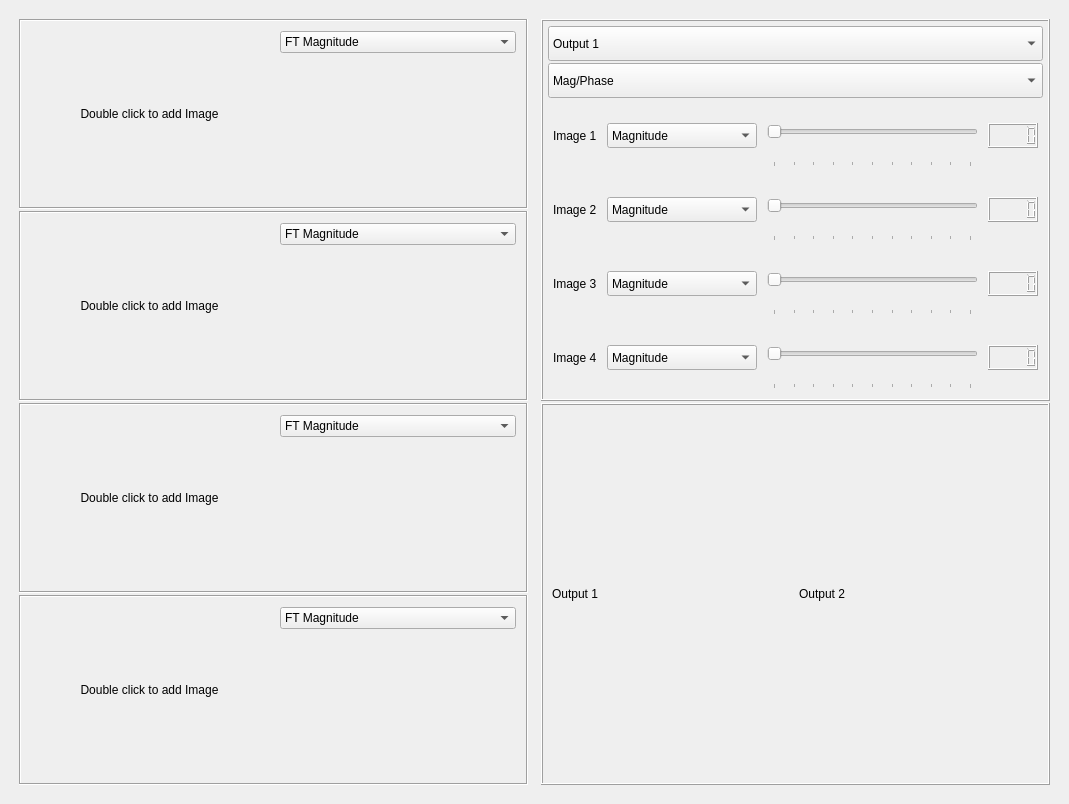
First picture: the form in task4.ui, repository OmarAtef0/Fourier-Transform-Mixer, before the edit.
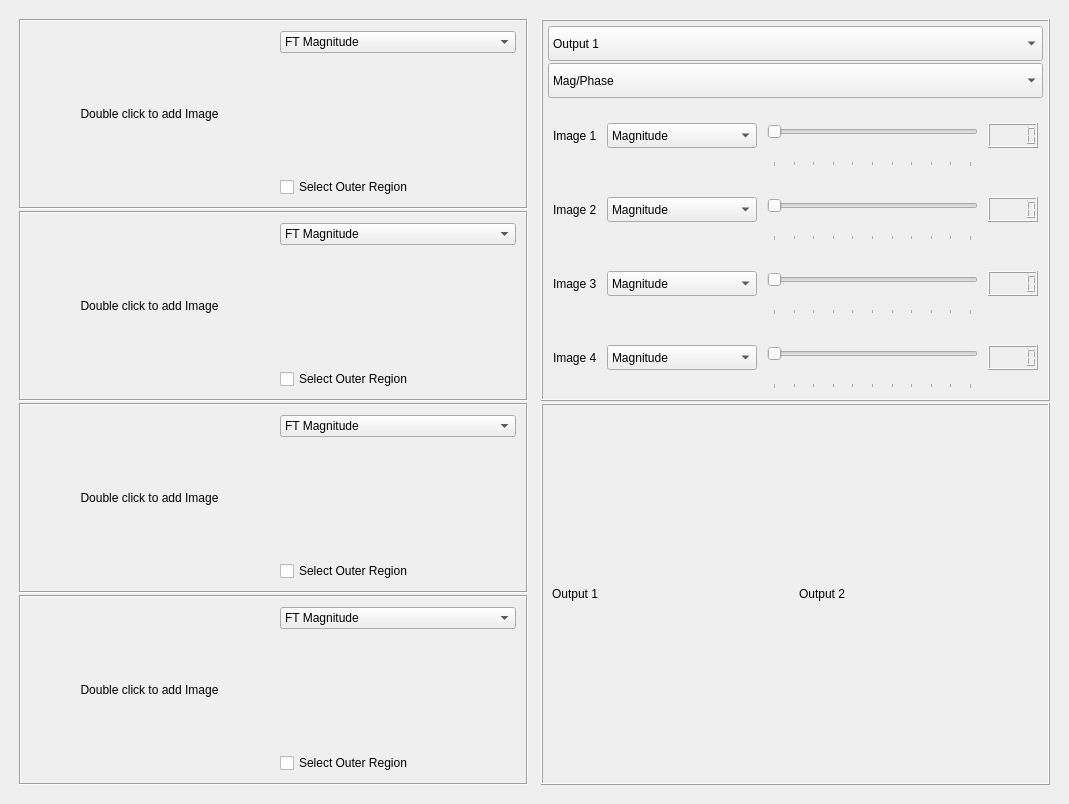
Second picture: the form after the edit. Custom widgets are drawn as their Qt base class.

The edit to the form file:
```diff
--- a/task4.ui
+++ b/task4.ui
@@ -198,6 +198,13 @@
                 <item>
                  <widget class="GraphicsLayoutWidget" name="spectrum_1" native="true"/>
                 </item>
+                <item>
+                 <widget class="QCheckBox" name="checkBox">
+                  <property name="text">
+                   <string>Select Outer Region</string>
+                  </property>
+                 </widget>
+                </item>
                </layout>
               </widget>
              </item>
@@ -311,6 +318,13 @@
                 <item>
                  <widget class="GraphicsLayoutWidget" name="spectrum_2" native="true"/>
                 </item>
+                <item>
+                 <widget class="QCheckBox" name="checkBox_2">
+                  <property name="text">
+                   <string>Select Outer Region</string>
+                  </property>
+                 </widget>
+                </item>
                </layout>
               </widget>
              </item>
@@ -424,6 +438,13 @@
                 <item>
                  <widget class="GraphicsLayoutWidget" name="spectrum_3" native="true"/>
                 </item>
+                <item>
+                 <widget class="QCheckBox" name="checkBox_3">
+                  <property name="text">
+                   <string>Select Outer Region</string>
+                  </property>
+                 </widget>
+                </item>
                </layout>
               </widget>
              </item>
@@ -537,6 +558,13 @@
                 <item>
                  <widget class="GraphicsLayoutWidget" name="spectrum_4" native="true"/>
                 </item>
+                <item>
+                 <widget class="QCheckBox" name="checkBox_4">
+                  <property name="text">
+                   <string>Select Outer Region</string>
+                  </property>
+                 </widget>
+                </item>
                </layout>
               </widget>
              </item>
```
